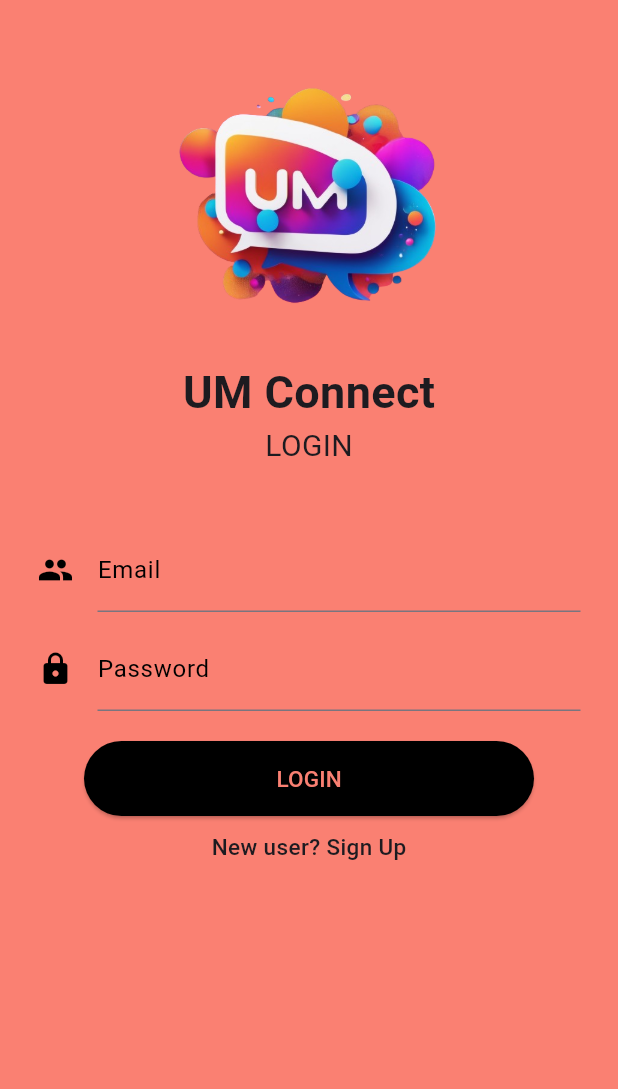
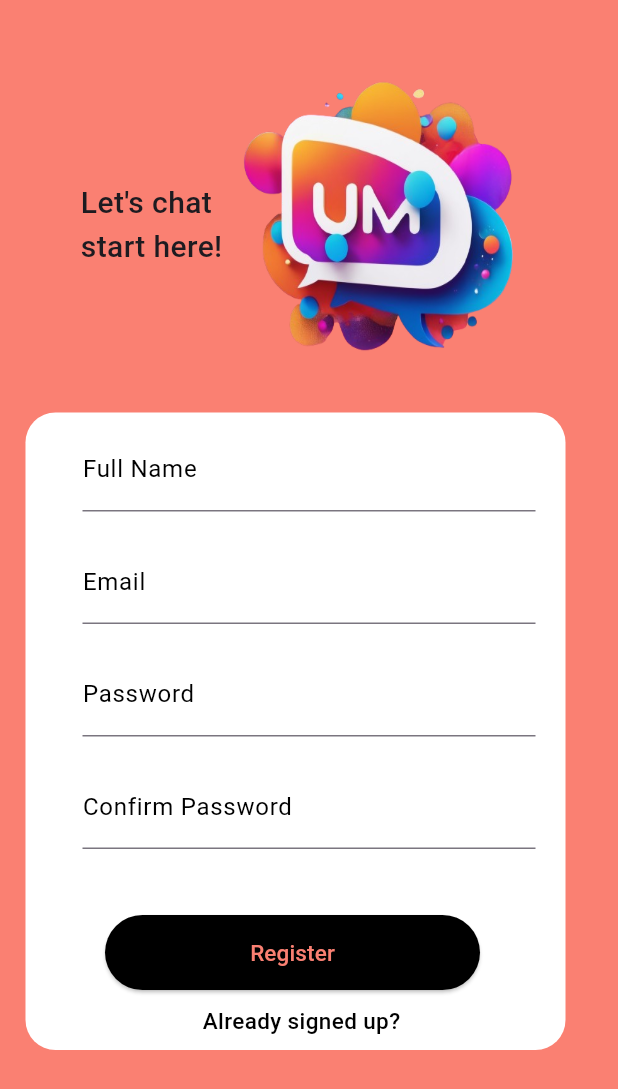
Before and after one commit to Natzy13/Messenger_APP, a Flutter app: the screen it shows after launch, on a phone screen of 412 x 824 dp. Shown: the top 1089 px of the screen. Run offline on Flutter 3.47's test engine with Material 2 defaults, Android fonts, the phone set to English and light mode, and no system bars.

Commit message:
added sign up

```diff
--- a/lib/main.dart
+++ b/lib/main.dart
@@ -1,4 +1,5 @@
 import 'package:flutter/material.dart';
+import 'package:message_app/signup.dart';
 
 import 'login.dart';
 
@@ -17,7 +18,7 @@ class MyApp extends StatelessWidget {
         colorScheme: ColorScheme.fromSeed(seedColor: Colors.deepPurple),
         useMaterial3: true,
       ),
-      home: LoginPage(),
+      home: signUp(),
     );
   }
 }
--- /dev/null
+++ b/lib/signup.dart
@@ -0,0 +1,246 @@
+import 'package:flutter/material.dart';
+
+class signUp extends StatefulWidget {
+  const signUp({super.key});
+
+  @override
+  State<signUp> createState() => _signUpState();
+}
+
+class _signUpState extends State<signUp> {
+  final _formKey = GlobalKey<FormState>();
+  TextEditingController namecontroller = TextEditingController();
+  TextEditingController emailcontroller = TextEditingController();
+  TextEditingController passwordcontroller = TextEditingController();
+  TextEditingController cpasswordcontroller = TextEditingController();
+  late String errormessage;
+  late bool isError;
+  @override
+  void dispose() {
+    super.dispose();
+  }
+
+  @override
+  Widget build(BuildContext context) {
+    return Scaffold(
+      backgroundColor: Color.fromRGBO(250, 128, 114, 1.0),
+      appBar: null,
+      body: SingleChildScrollView(
+        child: Container(
+          margin: const EdgeInsets.only(top: 25),
+          child: Column(
+            children: [
+              topDesign(),
+              inputContent(),
+            ],
+          ),
+        ),
+      ),
+    );
+  }
+
+  var destyle = const TextStyle(fontSize: 20, fontWeight: FontWeight.w500);
+
+  inputDecor(inputname) => InputDecoration(
+        border: const UnderlineInputBorder(),
+        labelText: inputname,
+        labelStyle: const TextStyle(color: Colors.black),
+      );
+
+  topDesign() => Row(
+        mainAxisAlignment: MainAxisAlignment.center,
+        children: [
+          Column(
+            crossAxisAlignment: CrossAxisAlignment.start,
+            children: [
+              Text(
+                "Let's chat",
+                style: destyle,
+              ),
+              Text(
+                "start here!",
+                style: destyle,
+              ),
+            ],
+          ),
+          SizedBox(
+            width: 210,
+            height: 250,
+            child: Image.asset(
+              "images/logoapp.png",
+              fit: BoxFit.fill,
+            ),
+          ),
+        ],
+      );
+
+  textFieldForm(labelText, returnText, conTrol, tF) => TextFormField(
+        obscureText: tF,
+        controller: conTrol,
+        decoration: inputDecor(labelText),
+        validator: (value) {
+          if (value == null || value.isEmpty) {
+            return returnText;
+          }
+          return null;
+        },
+      );
+
+  textFieldForm1(labelText, returnText, returnText2, conTrol, tF) =>
+      TextFormField(
+        obscureText: tF,
+        controller: conTrol,
+        decoration: inputDecor(labelText),
+        validator: (value) {
+          if (value == null || value.isEmpty) {
+            return returnText;
+          }
+          if (value != passwordcontroller.text) {
+            return returnText2;
+          }
+          return null;
+        },
+      );
+
+  buttonStyle() => ElevatedButton.styleFrom(
+        backgroundColor: Colors.black,
+        fixedSize: const Size(250, 50),
+        shape: const StadiumBorder(),
+      );
+
+  inputContent() => Form(
+        key: _formKey,
+        child: Column(
+          children: [
+            Stack(
+              children: [
+                Container(
+                  margin: const EdgeInsets.only(left: 17),
+                  width: 360,
+                  height: 425,
+                  decoration: BoxDecoration(
+                    borderRadius: BorderRadius.circular(20),
+                    color: Colors.white,
+                  ),
+                ),
+                Container(
+                  margin: const EdgeInsets.fromLTRB(25, 10, 25, 0),
+                  padding: const EdgeInsets.symmetric(horizontal: 30),
+                  child: textFieldForm("Full Name", 'Please enter your name',
+                      namecontroller, false),
+                ),
+                Container(
+                  margin: const EdgeInsets.fromLTRB(35, 85, 35, 0),
+                  padding: const EdgeInsets.symmetric(horizontal: 20),
+                  child: textFieldForm("Email", 'Please enter your email',
+                      emailcontroller, false),
+                ),
+                Container(
+                  margin: const EdgeInsets.fromLTRB(35, 160, 35, 0),
+                  padding: const EdgeInsets.symmetric(horizontal: 20),
+                  child: textFieldForm("Password", 'Please enter your password',
+                      passwordcontroller, true),
+                ),
+                Container(
+                  margin: const EdgeInsets.fromLTRB(35, 235, 35, 0),
+                  padding: const EdgeInsets.symmetric(horizontal: 20),
+                  child: textFieldForm1(
+                      "Confirm Password",
+                      'Please confirm your password',
+                      'Password does not match',
+                      cpasswordcontroller,
+                      true),
+                ),
+                Container(
+                  margin: const EdgeInsets.fromLTRB(70, 335, 0, 0),
+                  child: ElevatedButton(
+                    onPressed: () {
+                      //  _register();
+                    },
+                    style: buttonStyle(),
+                    child: const Text(
+                      "Register",
+                      style: TextStyle(
+                          fontSize: 15,
+                          color: Color.fromRGBO(250, 128, 114, 1.0)),
+                    ),
+                  ),
+                ),
+                Container(
+                  margin: const EdgeInsets.fromLTRB(135, 395, 0, 0),
+                  child: GestureDetector(
+                    onTap: () {},
+                    child: const Text(
+                      "Already signed up?",
+                      style: TextStyle(
+                          fontSize: 15,
+                          fontWeight: FontWeight.w500,
+                          color: Colors.black),
+                    ),
+                  ),
+                ),
+              ],
+            ),
+          ],
+        ),
+      );
+
+//  void _register() {
+  //  setState(() {
+  //   // Validate the form
+  //  if (_formKey.currentState!.validate()) {
+  //    createUser();
+  //   registerUser();
+  //  } else {
+  //    namecontroller.clear();
+  //    emailcontroller.clear();
+  //    passwordcontroller.clear();
+  //    cpasswordcontroller.clear();
+  //   }
+  //  });
+//  }
+
+  //Future createUser() async {
+  //final user = FirebaseAuth.instance.currentUser!;
+  //final userid = user.uid;
+  //final docUser = FirebaseFirestore.instance.collection('Users').doc(userid);
+
+  //final users = Users(
+  // id: userid,
+  // name: namecontroller.text,
+  //email: emailcontroller.text.toLowerCase(),
+  // image:
+  //   'https://firebasestorage.googleapis.com/v0/b/flutterdb-88336.appspot.com/o/images%2Fdefault.jpg?alt=media&token=6c23fd1e-dd83-490e-a4e8-98657301790f&_gl=1*1m4ir62*_ga*MTg3NDI1NTYzNy4xNjk1NTMxMDUw*_ga_CW55HF8NVT*MTY5NjQ2MzE1OS4xNC4xLjE2OTY0NjM4MTYuMzMuMC4w');
+
+  // final json = users.toJson();
+  //await docUser.set(json);
+
+  // goToAuthenticator();
+}
+
+  //Future registerUser() async {
+    //try {
+     // await FirebaseAuth.instance.createUserWithEmailAndPassword(
+       // email: emailcontroller.text.trim(),
+       // password: passwordcontroller.text.trim(),
+      //);
+     // createUser();
+      //setState(() {
+       // errormessage = "";
+     // });
+   // } on FirebaseAuthException catch (e) {
+  //    print(e);
+     // setState(() {
+      //  errormessage = e.message.toString();
+     // });
+   // }
+  //}
+
+  //goToAuthenticator() {
+  //  Navigator.of(context).push(
+    //  MaterialPageRoute(
+      //  builder: (context) => const authenticator(),
+     // ),
+   // );
+  //}
+//}
```
